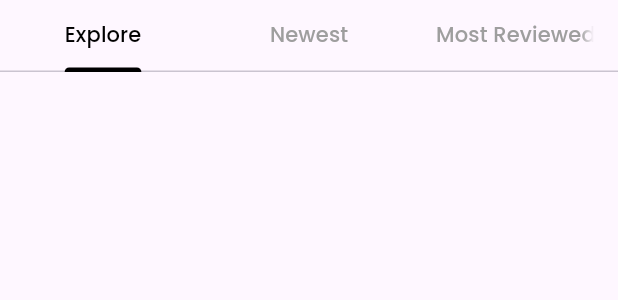
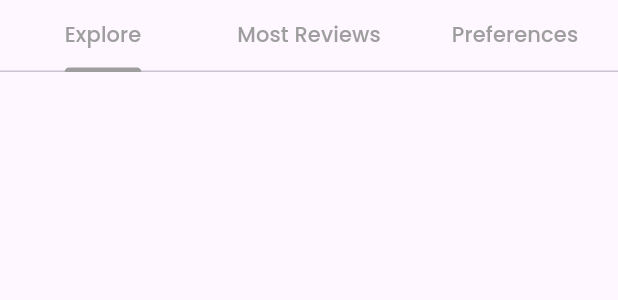
Before and after one commit to yps-a04/ulasbuku_mobile, a Flutter app: the BookListView widget shown alone on an empty page, opened directly with empty values, on a phone screen of 412 x 824 dp. Shown: the top 300 px of the screen. Run offline on Flutter 3.47's test engine with Material 3 defaults, Android fonts, the phone set to English and light mode, and no system bars; our stand-ins replace bloc, equatable, flutter_bloc, flutter_rating_bar, google_fonts, sizer and 1 more; missing offline and left inert: pbp_django_auth; network calls fail.

Commit message:
feat(home): integ sorted books and add dark mode

```diff
--- a/lib/app.dart
+++ b/lib/app.dart
@@ -27,8 +27,9 @@ class App extends StatelessWidget {
           return MaterialApp(
             debugShowCheckedModeBanner: false,
             theme: ThemeData(
-              textTheme:
-                  GoogleFonts.poppinsTextTheme(Theme.of(context).textTheme, ),
+              textTheme: GoogleFonts.poppinsTextTheme(
+                Theme.of(context).textTheme,
+              ),
             ),
             home: const LoginPage(),
           );
--- a/lib/core/environments/endpoints.dart
+++ b/lib/core/environments/endpoints.dart
@@ -1,8 +1,9 @@
 class EndPoints {
   //kalo pake emulator gini kalo engga pake link local yang django
-  static const String baseUrl = 'http://10.0.2.2:8000';
+  static const String baseUrl = 'https://ulasbuku-a04-tk.pbp.cs.ui.ac.id';
   static const String login = '$baseUrl/auth/login/';
   static const String logout = '$baseUrl/auth/logout/';
   static const String getAllBooks = '$baseUrl/books-json/';
   static const String search = '$baseUrl/search/';
+  static const String sort = "$baseUrl/sort-books";
 }
--- a/lib/features/home/presentation/bloc/home_state.dart
+++ b/lib/features/home/presentation/bloc/home_state.dart
@@ -12,12 +12,16 @@ final class HomeInitial extends HomeState {}
 final class HomeLoading extends HomeState {}
 
 final class HomeLoaded extends HomeState {
-  final List<Book> books;
-
-  const HomeLoaded({required this.books});
+  final List<Book> allBooks;
+  final List<Book> mostReviewedBooks;
+  final List<Book> byPrefBooks;
+  const HomeLoaded(
+      {required this.allBooks,
+      required this.mostReviewedBooks,
+      required this.byPrefBooks});
 
   @override
-  List<Object> get props => [books];
+  List<Object> get props => [allBooks, mostReviewedBooks, byPrefBooks];
 }
 
 final class HomeError extends HomeState {
--- a/lib/features/home/presentation/widgets/book_list_view.dart
+++ b/lib/features/home/presentation/widgets/book_list_view.dart
@@ -2,14 +2,20 @@ import 'package:flutter/material.dart';
 import 'package:flutter_bloc/flutter_bloc.dart';
 import 'package:ulas_buku_mobile/features/home/presentation/bloc/home_bloc.dart';
 import 'package:ulas_buku_mobile/features/home/presentation/widgets/book_card.dart';
+import 'package:ulas_buku_mobile/features/home/presentation/widgets/scroll_parent.dart';
 
 class BookListView extends StatelessWidget {
   const BookListView({
     super.key,
     required this.bloc,
     required this.cardColors,
+    required this.textColor,
+    required this.homeScrollController,
+    required this.isLightMode,
   });
-
+  final bool isLightMode;
+  final ScrollController homeScrollController;
+  final Color textColor;
   final List<Color> cardColors;
   final HomeBloc bloc;
 
@@ -23,14 +29,14 @@ class BookListView extends StatelessWidget {
         height: height * 1.5,
         child: Column(
           children: [
-            const TabBar(
-                indicatorColor: Colors.black,
-                labelColor: Colors.black,
+            TabBar(
+                indicatorColor: textColor,
+                labelColor: textColor,
                 unselectedLabelColor: Colors.grey,
-                tabs: [
+                tabs: const [
                   Tab(text: "Explore"),
-                  Tab(text: "Newest"),
-                  Tab(text: "Most Reviewed"),
+                  Tab(text: "Most Reviews"),
+                  Tab(text: "Preferences"),
                 ]),
             BlocBuilder<HomeBloc, HomeState>(
               bloc: bloc,
@@ -51,11 +57,40 @@ class BookListView extends StatelessWidget {
                   return SizedBox(
                     height: height * 1.2,
                     child: TabBarView(children: [
-                      GridView.builder(
+                      ScrollParent(
+                        controller: homeScrollController,
+                        child: GridView.builder(
                           padding: const EdgeInsets.all(0),
                           physics: const ClampingScrollPhysics(),
                           shrinkWrap: true,
-                        gridDelegate: SliverGridDelegateWithFixedCrossAxisCount(
+                          itemCount: state.allBooks.length,
+                          gridDelegate:
+                              SliverGridDelegateWithFixedCrossAxisCount(
+                                  childAspectRatio:
+                                      (height * 1 / 6) / (width * 1 / 2),
+                                  crossAxisCount: 2),
+                          itemBuilder: (context, index) {
+                            cardColors.shuffle();
+                            Color cardColor = cardColors[index % 5];
+
+                            return BookCard(
+                              isLightMode: isLightMode,
+                              textColor: textColor,
+                              cardColor: cardColor,
+                              book: state.allBooks[index],
+                            );
+                          },
+                        ),
+                      ),
+                      ScrollParent(
+                        controller: homeScrollController,
+                        child: GridView.builder(
+                          padding: const EdgeInsets.all(0),
+                          physics: const ClampingScrollPhysics(),
+                          shrinkWrap: true,
+                          itemCount: state.mostReviewedBooks.length,
+                          gridDelegate:
+                              SliverGridDelegateWithFixedCrossAxisCount(
                                   childAspectRatio:
                                       (height * 1 / 6) / (width * 1 / 2),
                                   crossAxisCount: 2),
@@ -63,16 +98,23 @@ class BookListView extends StatelessWidget {
                             cardColors.shuffle();
                             Color cardColor = cardColors[index % 5];
                             return BookCard(
+                              isLightMode: isLightMode,
+                              textColor: textColor,
                               cardColor: cardColor,
-                            book: state.books[index],
+                              book: state.mostReviewedBooks[index],
                             );
                           },
                         ),
-                      GridView.builder(
+                      ),
+                      ScrollParent(
+                        controller: homeScrollController,
+                        child: GridView.builder(
                           padding: const EdgeInsets.all(0),
                           physics: const ClampingScrollPhysics(),
                           shrinkWrap: true,
-                        gridDelegate: SliverGridDelegateWithFixedCrossAxisCount(
+                          itemCount: state.byPrefBooks.length,
+                          gridDelegate:
+                              SliverGridDelegateWithFixedCrossAxisCount(
                                   childAspectRatio:
                                       (height * 1 / 6) / (width * 1 / 2),
                                   crossAxisCount: 2),
@@ -80,27 +122,13 @@ class BookListView extends StatelessWidget {
                             cardColors.shuffle();
                             Color cardColor = cardColors[index % 5];
                             return BookCard(
+                              isLightMode: isLightMode,
+                              textColor: textColor,
                               cardColor: cardColor,
-                            book: state.books[index],
+                              book: state.byPrefBooks[index],
                             );
                           },
                         ),
-                      GridView.builder(
-                        padding: const EdgeInsets.all(0),
-                        physics: const ClampingScrollPhysics(),
-                        shrinkWrap: true,
-                        gridDelegate: SliverGridDelegateWithFixedCrossAxisCount(
-                            childAspectRatio:
-                                (height * 1 / 6) / (width * 1 / 2),
-                            crossAxisCount: 2),
-                        itemBuilder: (context, index) {
-                          cardColors.shuffle();
-                          Color cardColor = cardColors[index % 5];
-                          return BookCard(
-                            cardColor: cardColor,
-                            book: state.books[index],
-                          );
-                        },
                       ),
                     ]),
                   );
```
Also changed, not shown: lib/core/theme/ub_color.dart (added, +22 -0 lines), lib/features/detail/presentation/pages/detail_page.dart (+48 -19 lines), lib/features/detail/presentation/widgets/review_card.dart (+18 -4 lines), lib/features/home/data/data_source/sort_books_remote_data_source.dart (added, +56 -0 lines), lib/features/home/presentation/bloc/home_bloc.dart (+12 -2 lines), lib/features/home/presentation/pages/home_page.dart (+35 -18 lines), lib/features/home/presentation/widgets/book_card.dart (+27 -9 lines), lib/features/home/presentation/widgets/bottom_bar.dart (+13 -4 lines), lib/features/home/presentation/widgets/scroll_parent.dart (added, +32 -0 lines). Lines whose indentation alone changed are shown as unchanged.
